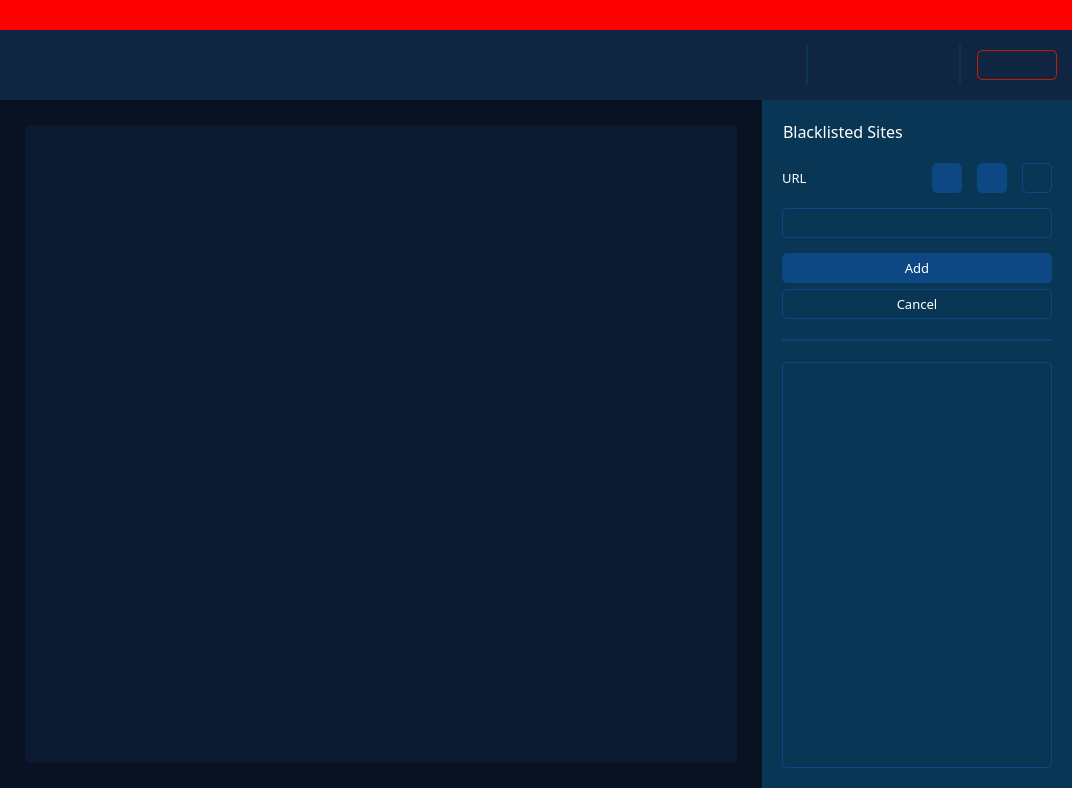
Qt form Teachers/Misc/Templates/meeting.ui (ZVDCM/Horace) before a commit.
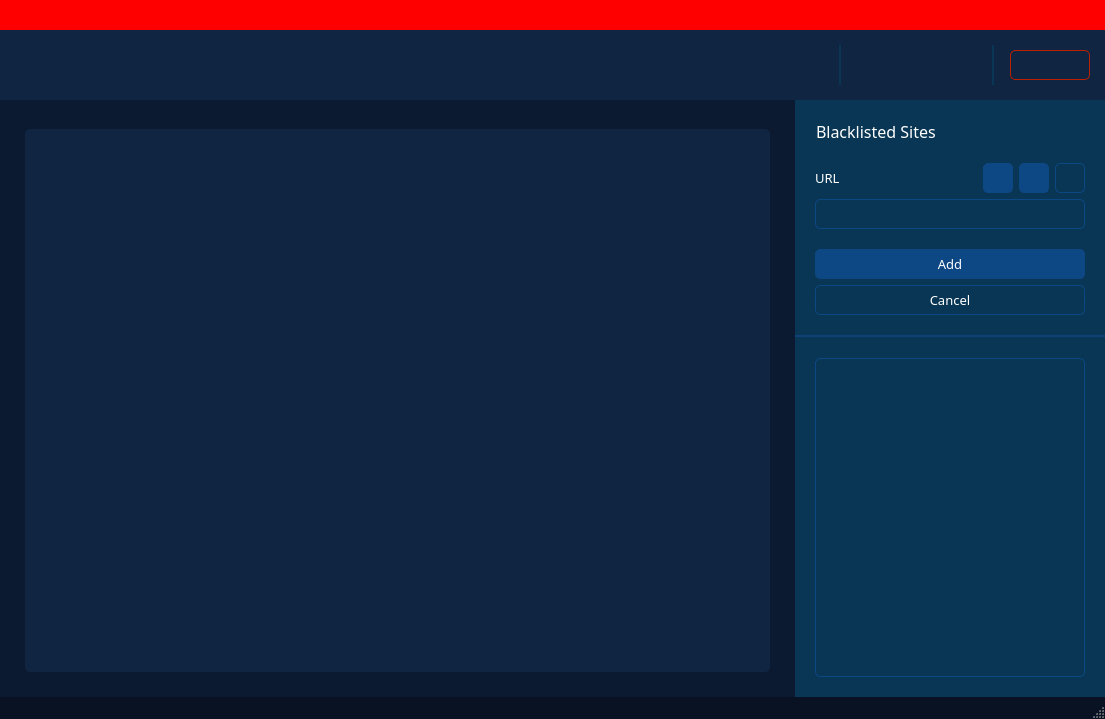
The same form after that commit. The open tabs and pages were chosen to show the change. Icons and pictures are not drawn.

Commit message: Init Teacher Meeting

The edit to the form file:
```diff
--- a/Teachers/Misc/Templates/meeting.ui
+++ b/Teachers/Misc/Templates/meeting.ui
@@ -1,15 +1,19 @@
 <?xml version="1.0" encoding="UTF-8"?>
 <ui version="4.0">
- <class>Form</class>
- <widget class="QWidget" name="Form">
+ <class>MainWindow</class>
+ <widget class="QMainWindow" name="MainWindow">
   <property name="geometry">
    <rect>
     <x>0</x>
     <y>0</y>
-    <width>1072</width>
-    <height>788</height>
+    <width>1105</width>
+    <height>719</height>
    </rect>
   </property>
+  <property name="windowTitle">
+   <string>MainWindow</string>
+  </property>
+  <widget class="QWidget" name="centralwidget">
   <property name="styleSheet">
    <string notr="true">QWidget {
 	background: #0B1A30;
@@ -122,10 +126,23 @@
     </widget>
    </item>
    <item>
+     <widget class="QWidget" name="widget" native="true">
     <layout class="QVBoxLayout" name="verticalLayout">
      <property name="spacing">
       <number>0</number>
      </property>
+       <property name="leftMargin">
+        <number>0</number>
+       </property>
+       <property name="topMargin">
+        <number>0</number>
+       </property>
+       <property name="rightMargin">
+        <number>0</number>
+       </property>
+       <property name="bottomMargin">
+        <number>0</number>
+       </property>
      <item>
       <widget class="QWidget" name="widget" native="true">
        <property name="minimumSize">
@@ -502,8 +519,11 @@
        </property>
        <item>
         <widget class="QStackedWidget" name="sw_left">
+           <property name="autoFillBackground">
+            <bool>false</bool>
+           </property>
          <property name="styleSheet">
-          <string notr="true">background: #081222;</string>
+            <string notr="true">background: #0B1A30;</string>
          </property>
          <property name="currentIndex">
           <number>0</number>
@@ -546,7 +566,7 @@
             <number>25</number>
            </property>
            <property name="topMargin">
-            <number>25</number>
+              <number>29</number>
            </property>
            <property name="rightMargin">
             <number>25</number>
@@ -573,12 +593,12 @@
                <rect>
                 <x>0</x>
                 <y>0</y>
-                <width>708</width>
-                <height>634</height>
+                  <width>743</width>
+                  <height>543</height>
                </rect>
               </property>
               <property name="styleSheet">
-               <string notr="true">background: #0B1A30</string>
+                 <string notr="true">background: #102542</string>
               </property>
              </widget>
             </widget>
@@ -1124,7 +1144,25 @@
           </layout>
          </widget>
          <widget class="QWidget" name="page_4">
-          <layout class="QVBoxLayout" name="verticalLayout_8">
+            <layout class="QVBoxLayout" name="verticalLayout_9">
+             <property name="spacing">
+              <number>0</number>
+             </property>
+             <property name="leftMargin">
+              <number>0</number>
+             </property>
+             <property name="topMargin">
+              <number>0</number>
+             </property>
+             <property name="rightMargin">
+              <number>0</number>
+             </property>
+             <property name="bottomMargin">
+              <number>0</number>
+             </property>
+             <item>
+              <widget class="QWidget" name="w_url" native="true">
+               <layout class="QVBoxLayout" name="verticalLayout_7">
            <property name="spacing">
             <number>20</number>
            </property>
@@ -1216,17 +1254,31 @@
             </layout>
            </item>
            <item>
-            <layout class="QVBoxLayout" name="verticalLayout_7">
-             <property name="spacing">
-              <number>15</number>
-             </property>
-             <item>
               <layout class="QVBoxLayout" name="verticalLayout_6">
+                  <property name="spacing">
+                   <number>6</number>
+                  </property>
                <item>
+                   <widget class="QWidget" name="" native="true">
                 <layout class="QHBoxLayout" name="horizontalLayout_8">
+                     <property name="spacing">
+                      <number>6</number>
+                     </property>
                  <property name="sizeConstraint">
                   <enum>QLayout::SetMinimumSize</enum>
                  </property>
+                     <property name="leftMargin">
+                      <number>0</number>
+                     </property>
+                     <property name="topMargin">
+                      <number>0</number>
+                     </property>
+                     <property name="rightMargin">
+                      <number>0</number>
+                     </property>
+                     <property name="bottomMargin">
+                      <number>0</number>
+                     </property>
                  <item>
                   <widget class="QLabel" name="label_6">
                    <property name="font">
@@ -1369,6 +1421,7 @@
                   </widget>
                  </item>
                 </layout>
+                   </widget>
                </item>
                <item>
                 <widget class="QLineEdit" name="txt_url">
@@ -1470,6 +1523,7 @@
               </widget>
              </item>
             </layout>
+              </widget>
            </item>
            <item>
             <widget class="Line" name="line_3">
@@ -1488,17 +1542,52 @@
             </widget>
            </item>
            <item>
+              <widget class="QWidget" name="w_url_list" native="true">
+               <layout class="QVBoxLayout" name="verticalLayout_8">
+                <property name="spacing">
+                 <number>0</number>
+                </property>
+                <property name="leftMargin">
+                 <number>20</number>
+                </property>
+                <property name="topMargin">
+                 <number>20</number>
+                </property>
+                <property name="rightMargin">
+                 <number>20</number>
+                </property>
+                <property name="bottomMargin">
+                 <number>20</number>
+                </property>
+                <item>
             <widget class="QListView" name="lv_url"/>
            </item>
           </layout>
          </widget>
-        </widget>
+             </item>
+            </layout>
+           </widget>
+          </widget>
        </item>
       </layout>
      </item>
     </layout>
-   </item>
-  </layout>
+     </widget>
+    </item>
+   </layout>
+  </widget>
+  <widget class="QStatusBar" name="statusbar">
+   <property name="styleSheet">
+    <string notr="true">QStatusBar {
+	background: #081222;
+}
+
+QStatusBar QLabel {
+	color: white;
+    padding-left: 3px;
+}</string>
+   </property>
+  </widget>
  </widget>
  <resources>
   <include location="C:/Users/moral/Desktop/Resources/Resources.qrc"/>
```
Left out of the diff: 6 changed lines with no effect on the pictures. Lines whose indentation alone changed are shown as unchanged. The commit also changes 32 other files.
